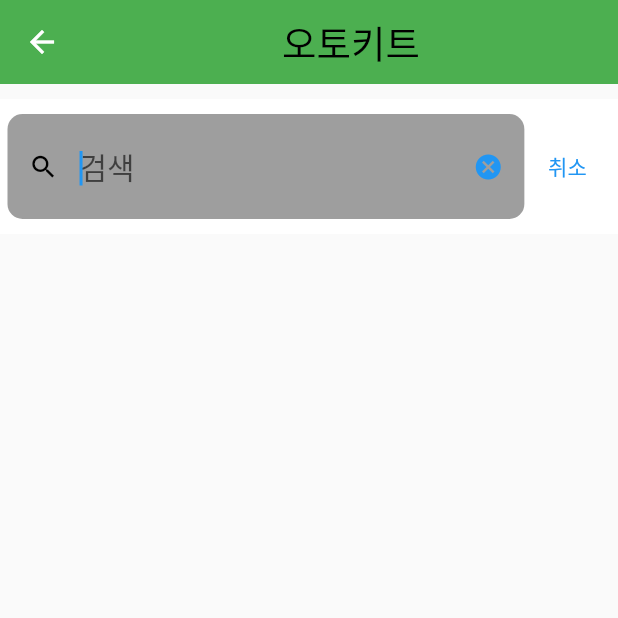
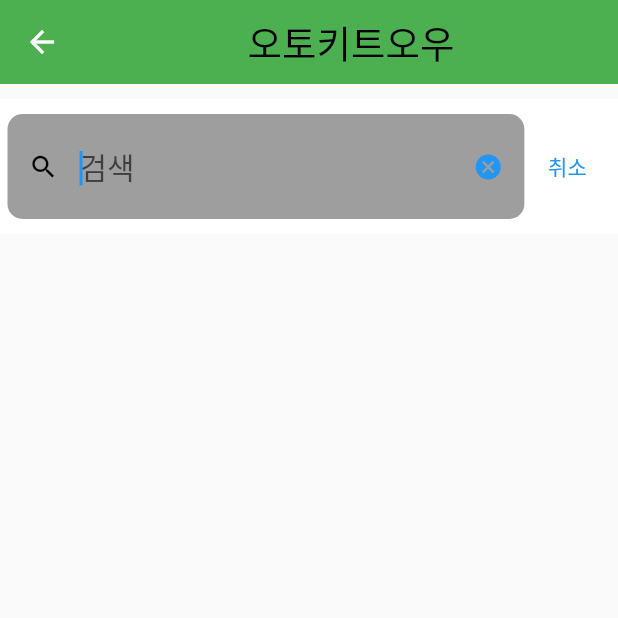
Before and after one commit to CWT1999/food_management_new, a Flutter app: the MainFoodMenu screen opened directly, on a phone screen of 412 x 824 dp, the top half of it. Run offline on Flutter 3.47's test engine with Material 2 defaults, Android fonts, the phone set to English and light mode, and no system bars; our stand-ins replace firebase_auth, firebase_core; accounts and stored records are empty.

Commit message:
현진이 수정2

```diff
--- a/lib/screens/main_food_menu.dart
+++ b/lib/screens/main_food_menu.dart
@@ -41,7 +41,7 @@ class _MainFoodMenuState extends State<MainFoodMenu> {
               title: Column(
                 children: [
                   Text(
-                    "오토키트",
+                    "오토키트오우",
                     style: TextStyle(color: Colors.black, fontFamily: 'RobotoSlab', fontSize: 25, ),
                   ),
                   Align(
```
